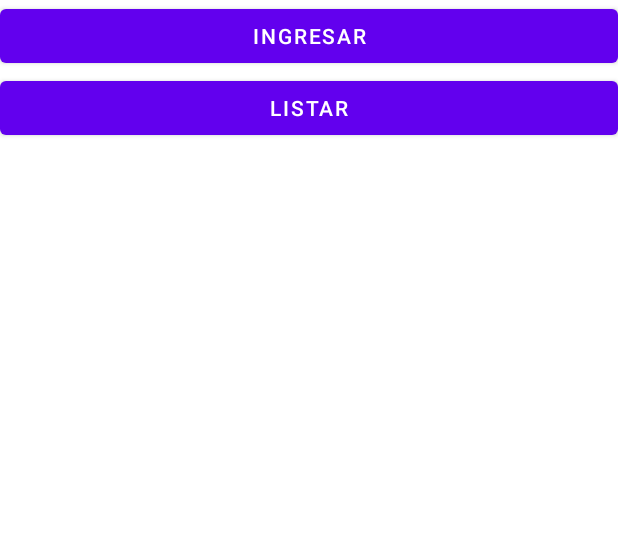
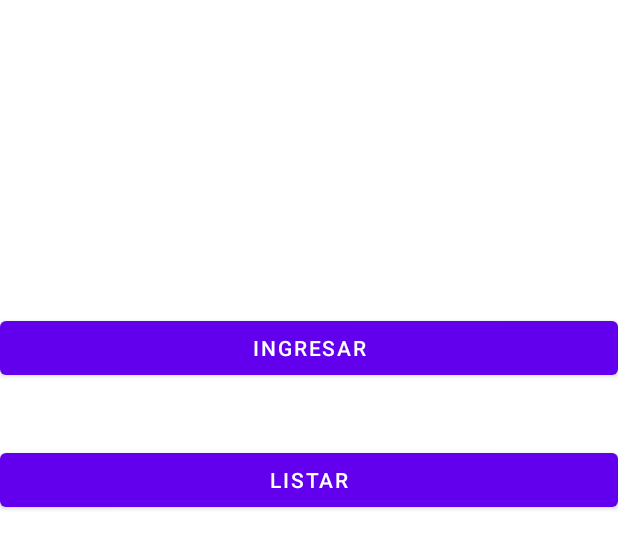
Before and after one commit to ronOsLo/AppSQLlite, an Android app: the layout activity_principal.xml on its own in the app's theme, with its tools: preview values and no code run, on a phone screen of 412 x 824 dp. Shown: the top 549 px of the screen. Run offline under Robolectric (Android 15) with nearby library versions, the phone set to English and light mode, and no system bars.

Commit message:
Vercion 11.3.23

```diff
--- a/app/src/main/res/layout/activity_list.xml
+++ b/app/src/main/res/layout/activity_list.xml
@@ -9,6 +9,7 @@
 
     <ListView
         android:id="@+id/listaPersonas"
+        style="@style/Widget.AppCompat.ListView.Menu"
         android:layout_width="match_parent"
         android:layout_height="match_parent" />
 </LinearLayout>
--- a/app/src/main/res/layout/activity_principal.xml
+++ b/app/src/main/res/layout/activity_principal.xml
@@ -10,8 +10,10 @@
         android:id="@+id/btnIngresar"
         android:layout_width="0dp"
         android:layout_height="wrap_content"
+        android:layout_marginTop="208dp"
         android:text="Ingresar"
         app:layout_constraintEnd_toEndOf="parent"
+        app:layout_constraintHorizontal_bias="0.0"
         app:layout_constraintStart_toStartOf="parent"
         app:layout_constraintTop_toTopOf="parent" />
 
@@ -19,6 +21,7 @@
         android:id="@+id/btnListar"
         android:layout_width="0dp"
         android:layout_height="wrap_content"
+        android:layout_marginTop="40dp"
         android:text="Listar"
         app:layout_constraintEnd_toEndOf="parent"
         app:layout_constraintHorizontal_bias="0.0"
```
Also changed, not shown: app/src/main/AndroidManifest.xml (+6 -6 lines), app/src/main/java/com/example/appsqllite/ActivityList.java (+12 -0 lines), app/src/main/java/com/example/appsqllite/ActivityPrincipal.java (+20 -0 lines).
